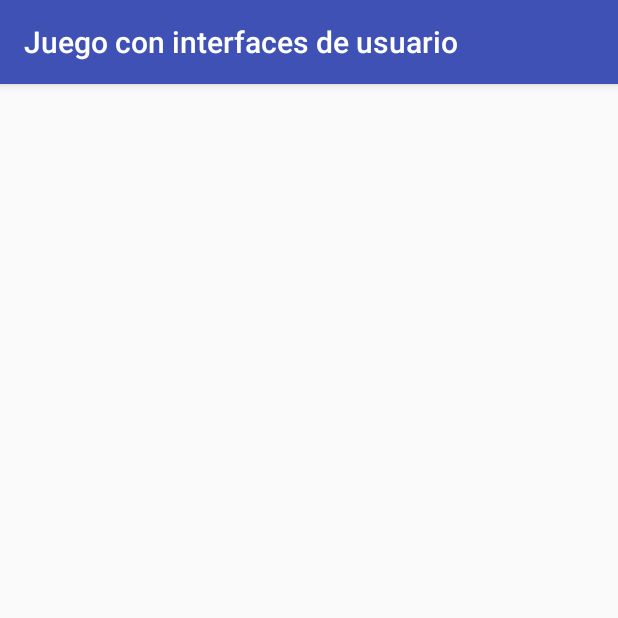
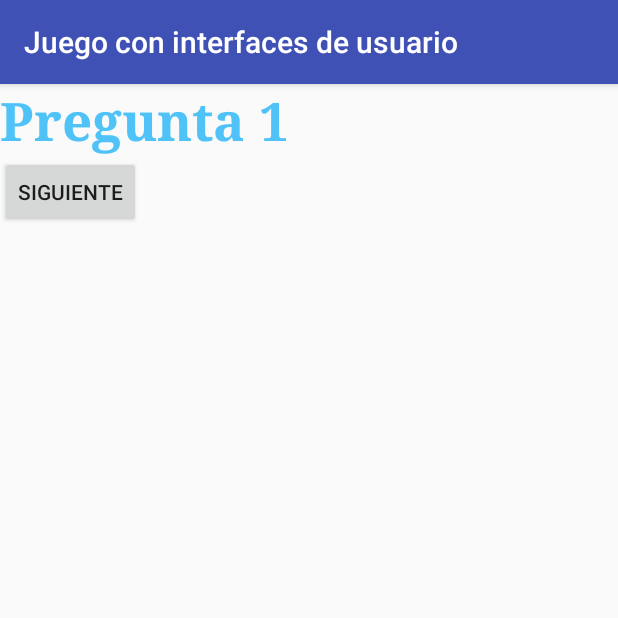
Before and after one commit to carlosgarciahernan/LDM-practica-T1, an Android app: the screen it shows after launch (MainActivity), on a phone screen of 412 x 824 dp, the top half of it. Run offline under Robolectric (Android 15) with nearby library versions, the phone set to English and light mode, and no system bars.

Commit message:
Boton siguiente y contador preguntas
Al apretar el botón el contador de preguntas se actualiza

```diff
--- a/JuegoConInterfacesDeUsuario/app/src/main/java/com/example/carlo/juegoconinterfacesdeusuario/MainActivity.java
+++ b/JuegoConInterfacesDeUsuario/app/src/main/java/com/example/carlo/juegoconinterfacesdeusuario/MainActivity.java
@@ -2,12 +2,40 @@ package com.example.carlo.juegoconinterfacesdeusuario;
 
 import android.support.v7.app.AppCompatActivity;
 import android.os.Bundle;
+import android.view.View;
+import android.widget.Button;
+import android.widget.CheckBox;
+import android.widget.RadioButton;
+import android.widget.TextView;
+
+import org.w3c.dom.Text;
 
 public class MainActivity extends AppCompatActivity {
+
+    private int contadorPreguntas=2;
 
     @Override
     protected void onCreate(Bundle savedInstanceState) {
         super.onCreate(savedInstanceState);
         setContentView(R.layout.activity_main);
+
+
+        // Botón siguiente
+        Button btnNext = (Button) findViewById(R.id.btnNext);
+        final TextView cntP = (TextView) findViewById(R.id.cntP);
+        btnNext.setOnClickListener(new View.OnClickListener(){
+            public void onClick(View v){
+                pasarDePregunta(cntP);
+            }
+        });
+
+    }
+
+
+    private void pasarDePregunta(TextView cntP){
+        String texto = "Pregunta "+contadorPreguntas;
+        contadorPreguntas++;
+        cntP.setText(texto);
+
     }
 }
--- a/JuegoConInterfacesDeUsuario/app/src/main/res/layout/activity_main.xml
+++ b/JuegoConInterfacesDeUsuario/app/src/main/res/layout/activity_main.xml
@@ -7,9 +7,22 @@
 
     // Muestra la pregunta por la que va el jugador
     <TextView
-        android:id="@+id/contadorPreguntas"
+        android:id="@+id/cntP"
         android:layout_width="fill_parent"
-        android:layout_height="wrap_content" />
+        android:layout_height="wrap_content"
+        android:textStyle="bold"
+        android:textSize="35sp"
+        android:textColor="#4FC3F7"
+        android:typeface="serif"
+        android:text="Pregunta 1" />
+
+
+    // Botón para pasar de pregunta
+    <Button
+        android:id="@+id/btnNext"
+        android:layout_width="wrap_content"
+        android:layout_height="wrap_content"
+        android:text="@string/SIGUIENTE"/>
 
 
 
--- a/JuegoConInterfacesDeUsuario/app/src/main/res/values/strings.xml
+++ b/JuegoConInterfacesDeUsuario/app/src/main/res/values/strings.xml
@@ -1,3 +1,4 @@
 <resources>
     <string name="app_name">Juego con interfaces de usuario</string>
+    <string name="SIGUIENTE">SIGUIENTE</string>
 </resources>
```
